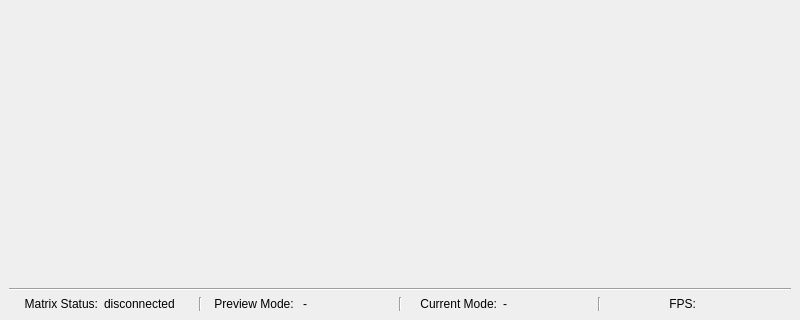
Above: src/qt/design-files/MainWindow.ui from CountRucula/matrix-app before the change; both pictures show x 0 to 800 and y 280 to 600 of the 800 by 600 pixel window. Below: the same form after it.
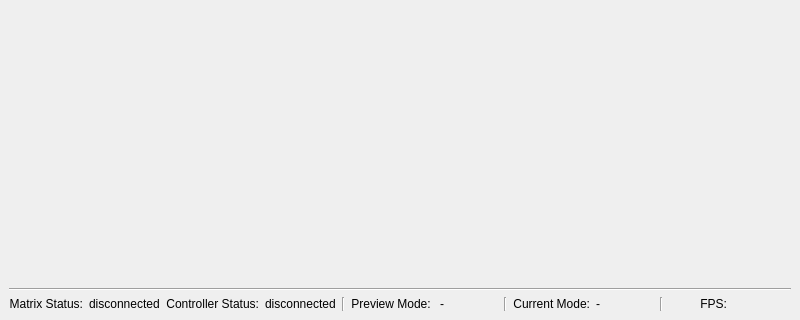
That is the form after the change.

Commit message: change gui to connect to controller

What changed in the file:
```diff
--- a/src/qt/design-files/MainWindow.ui
+++ b/src/qt/design-files/MainWindow.ui
@@ -92,6 +92,35 @@
         </property>
        </widget>
       </item>
+      <item>
+       <widget class="QLabel" name="label_5">
+        <property name="sizePolicy">
+         <sizepolicy hsizetype="Preferred" vsizetype="Preferred">
+          <horstretch>0</horstretch>
+          <verstretch>0</verstretch>
+         </sizepolicy>
+        </property>
+        <property name="text">
+         <string>Controller Status:</string>
+        </property>
+        <property name="alignment">
+         <set>Qt::AlignmentFlag::AlignRight|Qt::AlignmentFlag::AlignTrailing|Qt::AlignmentFlag::AlignVCenter</set>
+        </property>
+       </widget>
+      </item>
+      <item>
+       <widget class="QLabel" name="lbl_controller_status">
+        <property name="sizePolicy">
+         <sizepolicy hsizetype="Preferred" vsizetype="Preferred">
+          <horstretch>0</horstretch>
+          <verstretch>0</verstretch>
+         </sizepolicy>
+        </property>
+        <property name="text">
+         <string>disconnected</string>
+        </property>
+       </widget>
+      </item>
       <item>
        <widget class="Line" name="line_2">
         <property name="orientation">
```
The commit also changes 3 other files.
